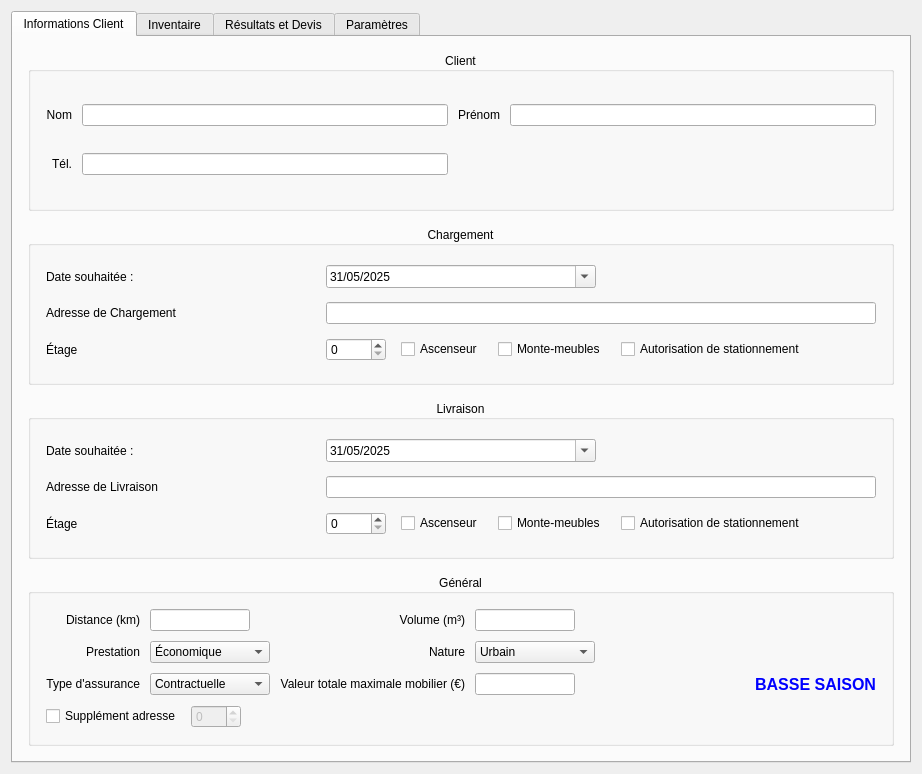
Above: DevisMaker/src/ui/MainWindow.ui from Andreas-Chatti/DevisMaker before the change. Below: the same form after it.
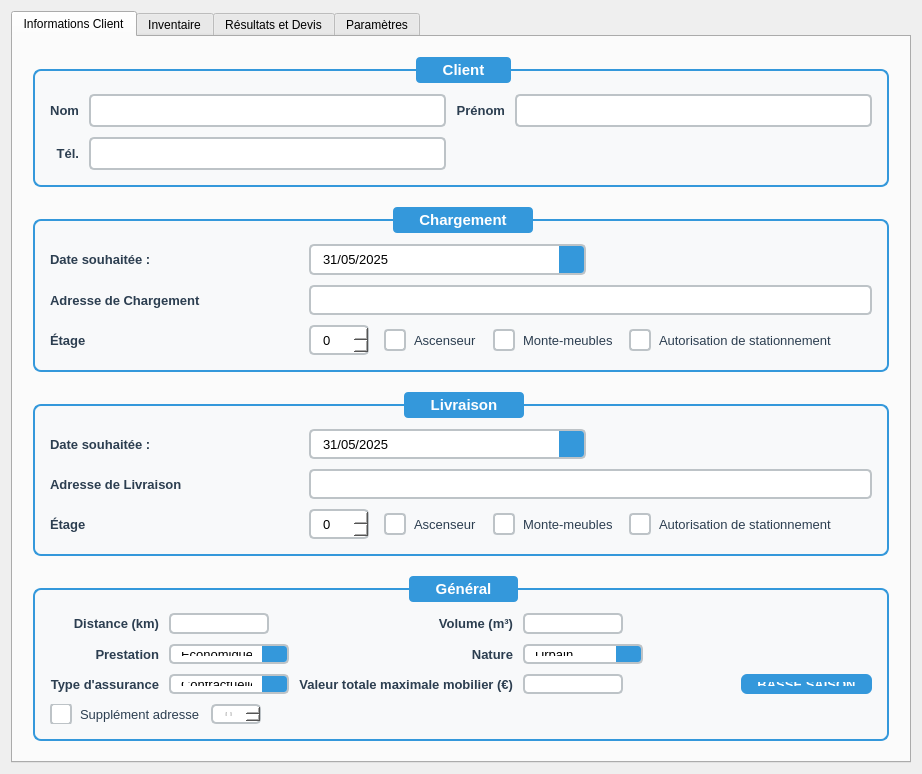
That is the form after the change. The open tabs and pages were chosen to show the change.

Commit message:
Modernize Client Information tab UI with professional styling
- Add rounded borders and modern colors to GroupBox elements
- Implement focus effects on input fields (LineEdit, DateEdit, ComboBox, SpinBox)
- Style checkboxes with rounded indicators
- Redesign season label as colored badge (red for high season, blue for low season)
- Increase spacing and padding for better visual hierarchy
- Apply consistent blue theme (#3498db) throughout the interface

The edit to the form file:
```diff
--- a/DevisMaker/src/ui/MainWindow.ui
+++ b/DevisMaker/src/ui/MainWindow.ui
@@ -60,26 +60,162 @@
        <attribute name="title">
         <string>Informations Client</string>
        </attribute>
+       <property name="styleSheet">
+        <string notr="true">
+QGroupBox {
+    font-size: 11pt;
+    font-weight: bold;
+    border: 2px solid #3498db;
+    border-radius: 8px;
+    margin-top: 12px;
+    padding-top: 8px;
+    background-color: #f8f9fa;
+}
+
+QGroupBox::title {
+    subcontrol-origin: margin;
+    subcontrol-position: top center;
+    padding: 4px 20px;
+    background-color: #3498db;
+    color: white;
+    border-radius: 4px;
+}
+
+QLineEdit {
+    padding: 6px 10px;
+    border: 2px solid #bdc3c7;
+    border-radius: 5px;
+    background-color: white;
+    font-size: 10pt;
+}
+
+QLineEdit:focus {
+    border: 2px solid #3498db;
+    background-color: #ebf5fb;
+}
+
+QLabel {
+    font-size: 10pt;
+    color: #2c3e50;
+    font-weight: 500;
+}
+
+QDateEdit {
+    padding: 6px 10px;
+    border: 2px solid #bdc3c7;
+    border-radius: 5px;
+    background-color: white;
+    font-size: 10pt;
+}
+
+QDateEdit:focus {
+    border: 2px solid #3498db;
+    background-color: #ebf5fb;
+}
+
+QDateEdit::drop-down {
+    border: none;
+    background-color: #3498db;
+    width: 25px;
+    border-top-right-radius: 3px;
+    border-bottom-right-radius: 3px;
+}
+
+QDateEdit::down-arrow {
+    image: none;
+    border-left: 5px solid transparent;
+    border-right: 5px solid transparent;
+    border-top: 6px solid white;
+    width: 0;
+    height: 0;
+}
+
+QComboBox {
+    padding: 6px 10px;
+    border: 2px solid #bdc3c7;
+    border-radius: 5px;
+    background-color: white;
+    font-size: 10pt;
+}
+
+QComboBox:focus {
+    border: 2px solid #3498db;
+}
+
+QComboBox::drop-down {
+    border: none;
+    background-color: #3498db;
+    width: 25px;
+    border-top-right-radius: 3px;
+    border-bottom-right-radius: 3px;
+}
+
+QComboBox::down-arrow {
+    image: none;
+    border-left: 5px solid transparent;
+    border-right: 5px solid transparent;
+    border-top: 6px solid white;
+}
+
+QSpinBox {
+    padding: 6px 10px;
+    border: 2px solid #bdc3c7;
+    border-radius: 5px;
+    background-color: white;
+    font-size: 10pt;
+}
+
+QSpinBox:focus {
+    border: 2px solid #3498db;
+    background-color: #ebf5fb;
+}
+
+QCheckBox {
+    font-size: 10pt;
+    spacing: 8px;
+    color: #2c3e50;
+}
+
+QCheckBox::indicator {
+    width: 18px;
+    height: 18px;
+    border: 2px solid #bdc3c7;
+    border-radius: 4px;
+    background-color: white;
+}
+
+QCheckBox::indicator:checked {
+    background-color: #3498db;
+    border-color: #3498db;
+    image: none;
+}
+
+QCheckBox::indicator:checked:after {
+    content: "✓";
+    color: white;
+}
+        </string>
+       </property>
        <layout class="QVBoxLayout" name="mainLayout">
         <property name="spacing">
-         <number>15</number>
+         <number>20</number>
         </property>
         <property name="leftMargin">
-         <number>15</number>
+         <number>20</number>
         </property>
         <property name="topMargin">
-         <number>15</number>
+         <number>20</number>
         </property>
         <property name="rightMargin">
-         <number>15</number>
+         <number>20</number>
         </property>
         <property name="bottomMargin">
-         <number>15</number>
+         <number>20</number>
         </property>
         <item>
          <widget class="QGroupBox" name="groupBox_3">
           <property name="title">
-           <string>Client</string>
+           <string> Client </string>
           </property>
           <property name="alignment">
            <set>Qt::AlignmentFlag::AlignCenter</set>
@@ -158,7 +294,7 @@
            </font>
           </property>
           <property name="title">
-           <string>Chargement</string>
+           <string> Chargement </string>
           </property>
           <property name="alignment">
            <set>Qt::AlignmentFlag::AlignCenter</set>
@@ -309,7 +445,7 @@
         <item>
          <widget class="QGroupBox" name="groupBox_2">
           <property name="title">
-           <string>Livraison</string>
+           <string> Livraison </string>
           </property>
           <property name="alignment">
            <set>Qt::AlignmentFlag::AlignCenter</set>
@@ -460,7 +596,7 @@
         <item>
          <widget class="QGroupBox" name="gridGroupBox">
           <property name="title">
-           <string>Général</string>
+           <string> Général </string>
           </property>
           <property name="alignment">
            <set>Qt::AlignmentFlag::AlignCenter</set>
@@ -738,18 +874,25 @@
             <widget class="QLabel" name="typeSaisonLabel">
              <property name="font">
               <font>
-               <pointsize>12</pointsize>
+               <pointsize>11</pointsize>
                <bold>true</bold>
               </font>
              </property>
              <property name="styleSheet">
-              <string notr="true">color: blue;</string>
+              <string notr="true">
+QLabel {
+    color: white;
+    background-color: #3498db;
+    border-radius: 6px;
+    padding: 8px 16px;
+}
+              </string>
              </property>
              <property name="text">
               <string>BASSE SAISON</string>
              </property>
              <property name="alignment">
-              <set>Qt::AlignmentFlag::AlignRight|Qt::AlignmentFlag::AlignTrailing|Qt::AlignmentFlag::AlignVCenter</set>
+              <set>Qt::AlignmentFlag::AlignCenter</set>
              </property>
             </widget>
            </item>
```
The commit also changes 1 other file.
